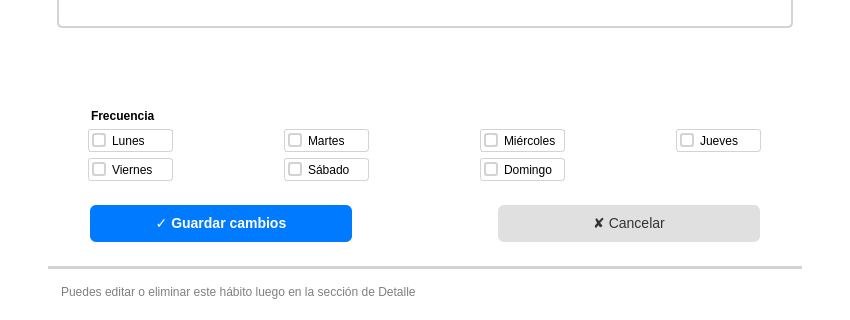
Old version of the form infraestructure/ui/pages/habit_form/habit_form_view.ui in the repository judajaavAlt/PI2; both pictures show x 0 to 850 and y 333 to 653 of the 850 by 653 pixel window.
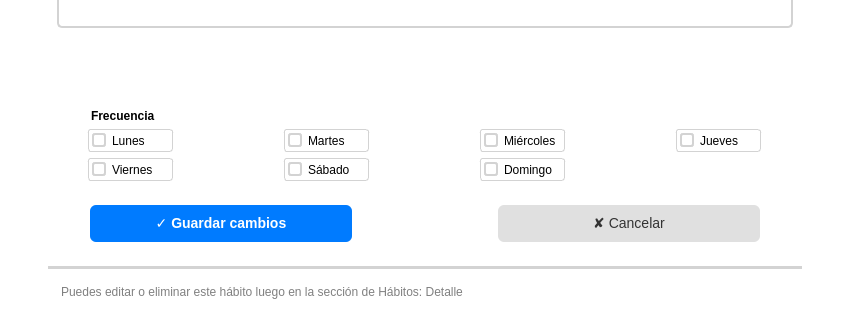
New version of the form.

Diff of the .ui file:
```diff
--- a/infraestructure/ui/pages/habit_form/habit_form_view.ui
+++ b/infraestructure/ui/pages/habit_form/habit_form_view.ui
@@ -346,7 +346,7 @@
       <string notr="true">color: gray;</string>
      </property>
      <property name="text">
-      <string>Puedes editar o eliminar este hábito luego en la sección de Detalle</string>
+      <string>Puedes editar o eliminar este hábito luego en la sección de Hábitos: Detalle</string>
      </property>
     </widget>
    </item>
```
